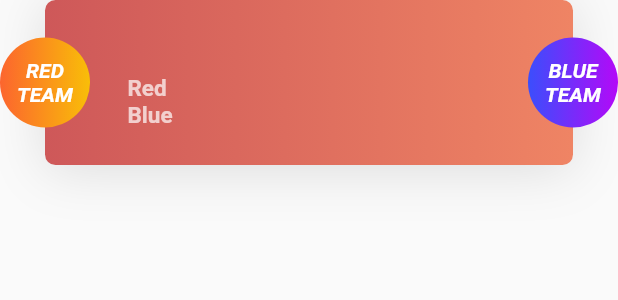
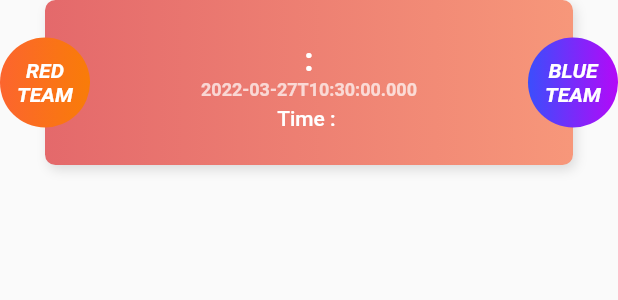
Before and after one commit to COMDroid/setes_old_jaseel, a Flutter app: the EachScore widget shown alone on an empty page, opened directly with empty values, on a phone screen of 412 x 824 dp. Shown: the top 300 px of the screen. Run offline on Flutter 3.47's test engine with Material 2 defaults, Android fonts, the phone set to English and light mode, and no system bars; our stand-ins replace carousel_slider, flutter_datetime_picker, geolocator, google_fonts, image_picker, screenshot and 2 more; missing offline and left inert: clipboard, razorpay_flutter; accounts and stored records are empty; network calls fail.

```diff
--- a/lib/main.dart
+++ b/lib/main.dart
@@ -96,6 +96,7 @@ class HomeConfig extends StatelessWidget {
             return 0;
           }
           var body = await jsonDecode(res.body);
+          if (!seen) await prefs.setString('inviter', body['inviter'] ?? '');
           gbisPrime = body['prime'] ?? false;
           gbUser = body;
           gbHeader = {
--- a/lib/screen/scorebord.dart
+++ b/lib/screen/scorebord.dart
@@ -6,7 +6,7 @@ import 'package:setes_mobile/widget/scorebord_status.dart';
 
 class ScoreBordScreen extends StatelessWidget {
   final Map match;
-  const ScoreBordScreen(this.match, {Key? key}) : super(key: key);
+  const   ScoreBordScreen(this.match, {Key? key}) : super(key: key);
 
   @override
   Widget build(BuildContext context) {
@@ -185,7 +185,7 @@ class _ScoreBoardBodyState extends State<ScoreBoardBody> {
                 child: SingleChildScrollView(
                   child: p == 0
                       ? ScoreBordLineUp(widget.match['teams'])
-                      : ScoreBordStatus(widget.match['events']),
+                      : ScoreBordStatus(widget.match),
                 ),
               ),
             ],
--- a/lib/screen_widget/home_scorebord.dart
+++ b/lib/screen_widget/home_scorebord.dart
@@ -186,125 +186,63 @@ class EachScore extends StatelessWidget {
             right: 30,
             child: Container(
               padding: const EdgeInsets.symmetric(horizontal: 40),
-              decoration: const BoxDecoration(
-                borderRadius: BorderRadius.all(Radius.circular(7)),
+              decoration: BoxDecoration(
+                borderRadius: BorderRadius.circular(7),
                 color: Colors.red,
-                gradient: LinearGradient(colors: [
-                  Color(0xffCE5859), //FC652E
-                  Color(0xffEF8464),
-                ]),
-                boxShadow: [
+                gradient: const LinearGradient(
+                  colors: [Color(0xFFE4696B), Color(0xFFF7977A)],
+                ),
+                boxShadow: const [
                   BoxShadow(
-                    offset: Offset(0, 3),
-                    blurRadius: 30,
+                    offset: Offset(2, 3),
+                    blurRadius: 6,
                     color: Colors.black12,
                   ),
                 ],
               ),
               height: 110,
-              child: Row(
-                mainAxisAlignment: MainAxisAlignment.spaceAround,
-                children: [
-                  Expanded(
               child: Column(
                 mainAxisAlignment: MainAxisAlignment.center,
-                      crossAxisAlignment: CrossAxisAlignment.start,
-                      children: <Widget>[
-                        Row(
                 children: [
-                            Expanded(
-                              child: Text(
+                  Text(
                     booking['slot'] == null
                         ? "Unnamed"
                         : booking['slot']["truf_name"] ?? '',
                     overflow: TextOverflow.ellipsis,
+                    maxLines: 1,
                     style: const TextStyle(
                       color: Colors.white,
-                                  fontSize: 18,
+                      fontSize: 16,
                       fontWeight: FontWeight.w500,
                     ),
                   ),
-                            ),
-                            const SizedBox(width: 5),
                   Text(
-                              booking['slot'] == null
-                                  ? ''
-                                  : booking['slot']["ground"] ?? '',
+                    booking['goals']['r'].toString() +
+                        " : " +
+                        booking['goals']['b'].toString(),
                     style: const TextStyle(
                       color: Colors.white,
-                                fontSize: 13,
-                                fontWeight: FontWeight.w400,
-                              ),
-                            ),
-                            const SizedBox(width: 5),
-                          ],
-                        ),
-                        const SizedBox(height: 5),
-                        Row(
-                          children: [
-                            Column(
-                              crossAxisAlignment: CrossAxisAlignment.start,
-                              children: <Widget>[
-                                Text(
-                                  findWInner(booking),
-                                  style: const TextStyle(
-                                    color: Colors.white54,
-                                    fontSize: 11,
-                                    fontWeight: FontWeight.bold,
-                                  ),
-                                ),
-                                ScoreBoradTimer(booking)
-                              ],
-                            ),
-                            const SizedBox(width: 15),
-                            Column(
-                              crossAxisAlignment: CrossAxisAlignment.start,
-                              children: const <Widget>[
-                                Text(
-                                  "Red",
-                                  style: TextStyle(
-                                    color: Colors.white70,
-                                    fontSize: 15,
+                      fontSize: 22,
                       fontWeight: FontWeight.bold,
                     ),
                   ),
                   Text(
-                                  "Blue",
-                                  style: TextStyle(
+                    booking['date'] ?? '',
+                    style: const TextStyle(
                       color: Colors.white70,
-                                    fontSize: 15,
+                      fontSize: 12,
                       fontWeight: FontWeight.bold,
                     ),
                   ),
-                              ],
-                            ),
-                          ],
-                        ),
-                      ],
-                    ),
-                  ),
-                  Column(
-                    crossAxisAlignment: CrossAxisAlignment.end,
-                    mainAxisAlignment: MainAxisAlignment.center,
-                    children: <Widget>[
+                  ScoreBoradTimer(booking),
                   Text(
-                        booking['goals']['r'].toString(),
+                    findWInner(booking),
                     style: const TextStyle(
                       color: Colors.white,
-                          fontSize: 30,
+                      fontSize: 12,
                       fontWeight: FontWeight.bold,
                     ),
                   ),
-                      Text(
-                        booking['goals']['b'].toString(),
-                        style: const TextStyle(
-                          color: Colors.white,
-                          fontSize: 30,
-                          fontWeight: FontWeight.bold,
-                        ),
-                      ),
-                    ],
-                  )
                 ],
               ),
             ),
@@ -319,7 +257,7 @@ class EachScore extends StatelessWidget {
               decoration: const BoxDecoration(
                 borderRadius: BorderRadius.all(Radius.circular(40)),
                 gradient: LinearGradient(
-                  colors: [Color(0xffFC652E), Color(0xffF9BE08)],
+                  colors: [Color(0xffFC652E), Color.fromARGB(255, 249, 124, 8)],
                 ),
               ),
               child: const Text(
--- a/lib/widget/scorebord_timer.dart
+++ b/lib/widget/scorebord_timer.dart
@@ -63,11 +63,11 @@ class _ScoreBoradTimerState extends State<ScoreBoradTimer> {
   @override
   Widget build(BuildContext context) {
     return Text(
-      matchtimer,
-      style: TextStyle(
+      "Time : " + matchtimer,
+      style: const TextStyle(
         color: Colors.white,
-        fontSize: 24,
         fontWeight: FontWeight.w500,
+        height: 1.5
       ),
     );
   }
```
Also changed, not shown: lib/screen/profile.dart (+6 -4 lines), lib/screen_widget/home_profile.dart (+8 -14 lines), lib/widget/myprofile_text.dart (+9 -4 lines), lib/widget/scorebord_status.dart (+51 -31 lines). Lines whose indentation alone changed are shown as unchanged.
